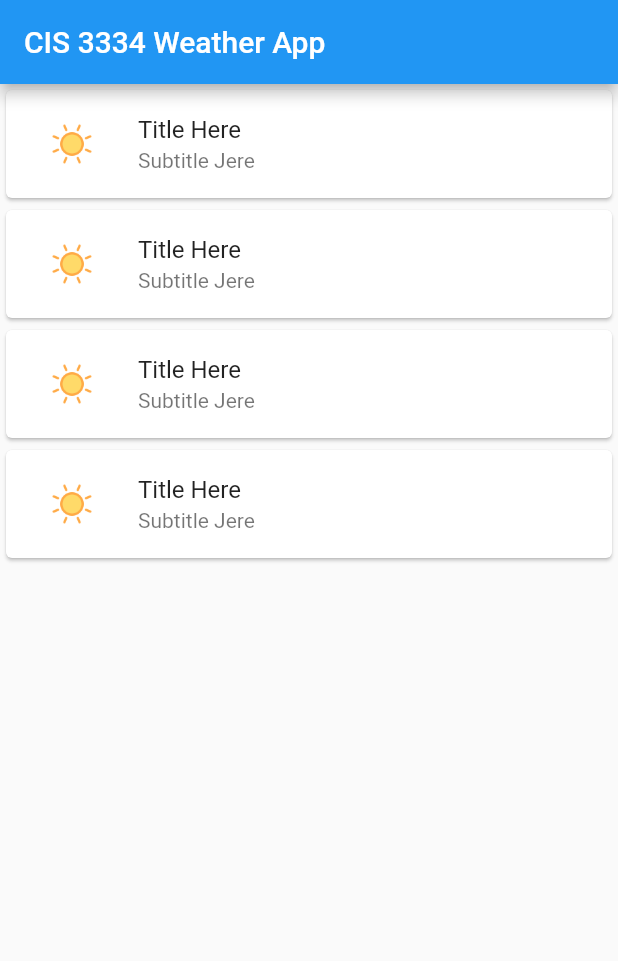
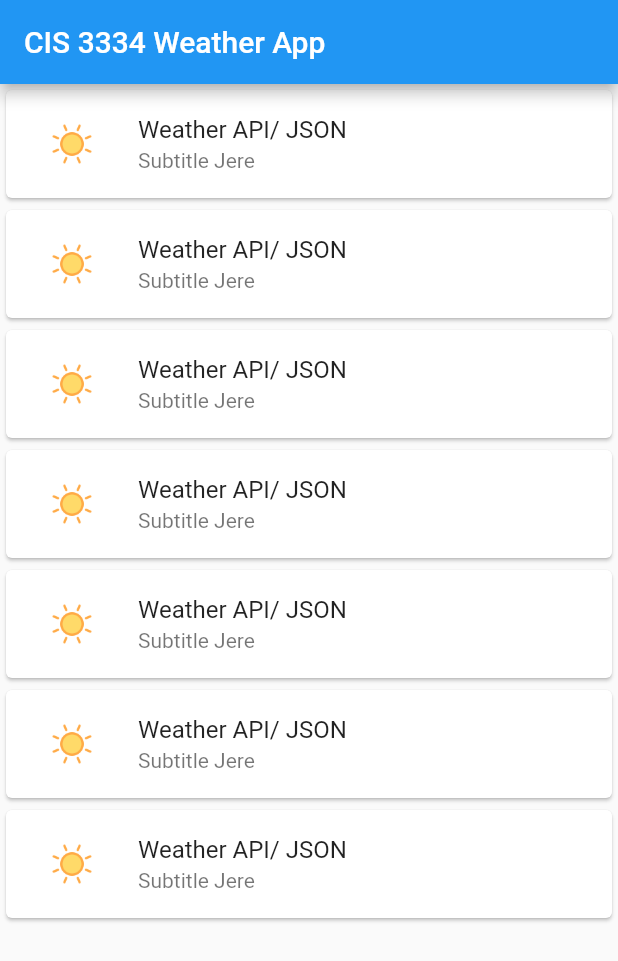
Before and after one commit to CIS-3334-Mobile-at-St-Scholastica/cis-3334-unit-14-weather-team-coffee, a Flutter app: the screen it shows after launch, on a phone screen of 412 x 824 dp. Shown: the top 961 px of the screen. Run offline on Flutter 3.47's test engine with Material 2 defaults, Android fonts, the phone set to English and light mode, and no system bars; network calls fail.

Commit message:
Unit 14 Learning Activity- Completed

```diff
--- a/lib/main.dart
+++ b/lib/main.dart
@@ -1,4 +1,5 @@
 import 'package:flutter/material.dart';
+import 'package:flutter_weather/weather.dart';
 import 'package:http/http.dart' as http;
 
 void main() {
@@ -30,13 +31,38 @@ class MyHomePage extends StatefulWidget {
 
 class _MyHomePageState extends State<MyHomePage> {
 
+  List<Weather> myList = [];
+  String _myText = "Hello";
+
+  Future<List<Weather>> _getListItems() async {
+    Uri url = Uri.parse('https://api.openweathermap.org/data/2.5/onecall?lat=46.8&lon=-92.1&exclude=hourly,current,minutely,alerts&units=imperial&appid=b15632ec4a9f1a874aeb15b3e22c4503');
+    http.Response response = await http.get(url);
+    if (response.statusCode == 200) {
+      List<Weather> newUsers = userFromJson(response.body);
+      return newUsers;
+    } else {
+      print("HTTP Error with code ${response.statusCode}");
+      return myList;
+    }
+  }
+
   Widget weatherTile (int position) {
     print ("Inside weatherTile and setting up tile for positon ${position}");
     return ListTile(
       leading: Image(image: AssetImage('graphics/sun.png')),
-      title: Text("Title Here"),
+      title: Text("Weather API/ JSON"),
       subtitle: Text("Subtitle Jere"),
     );
+  }
+
+  @override
+  initState() {
+    super.initState();
+    _getListItems().then((newWeatherData) {
+      setState(() {
+        myList = newWeatherData;
+      });
+    });
   }
 
   @override
@@ -46,7 +72,7 @@ class _MyHomePageState extends State<MyHomePage> {
         title: Text(widget.title),
       ),
       body: ListView.builder(
-        itemCount: 4,
+        itemCount: 7,
         itemBuilder: (BuildContext context, int position) {
           return Card(
               child: weatherTile(position),
--- /dev/null
+++ b/lib/weather.dart
@@ -0,0 +1,36 @@
+import 'dart:convert';
+
+List<Weather> userFromJson(String str) => List<Weather>.from(json.decode(str).map((x) => Weather.fromJson(x)));
+
+String userToJson(List<Weather> data) => json.encode(List<dynamic>.from(data.map((x) => x.toJson())));
+
+class Weather {
+  Weather({
+    this.lat,
+    this.lon,
+    this.timezone,
+    this.daily,
+
+});
+
+  int lat;
+  int lon;
+  String timezone;
+  String daily;
+
+  factory Weather.fromJson(Map<String, dynamic> json) => Weather(
+    lat: json["lat"],
+    lon: json["lon"],
+    timezone: json["timezone"],
+    daily: json["daily"],
+
+  );
+
+  Map<String, dynamic> toJson() => {
+    "lat": lat,
+    "lon": lon,
+    "timezone": timezone,
+    "daily": daily,
+
+  };
+}
```
Also changed, not shown: pubspec.lock.
